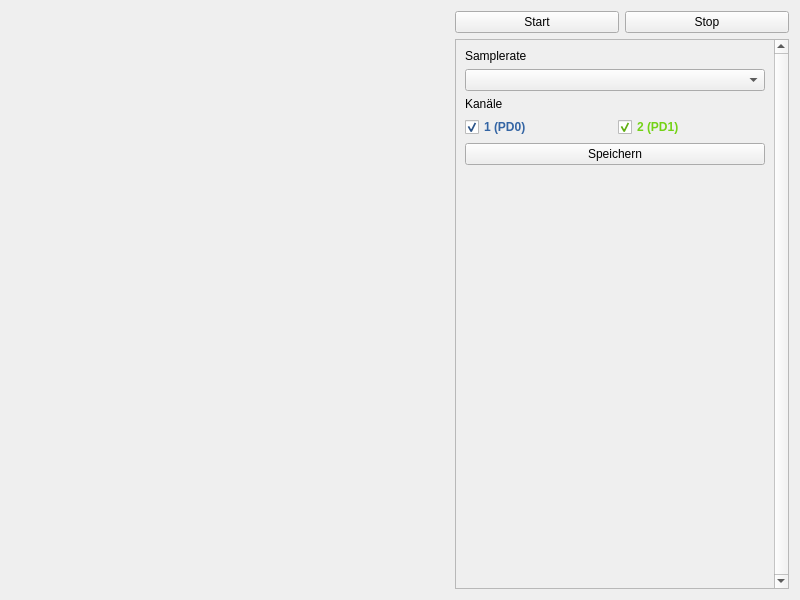
Above: lenlab/gui/oscilloscopeform.ui from kalanzun/red_lenlab before the change. Below: the same form after it.
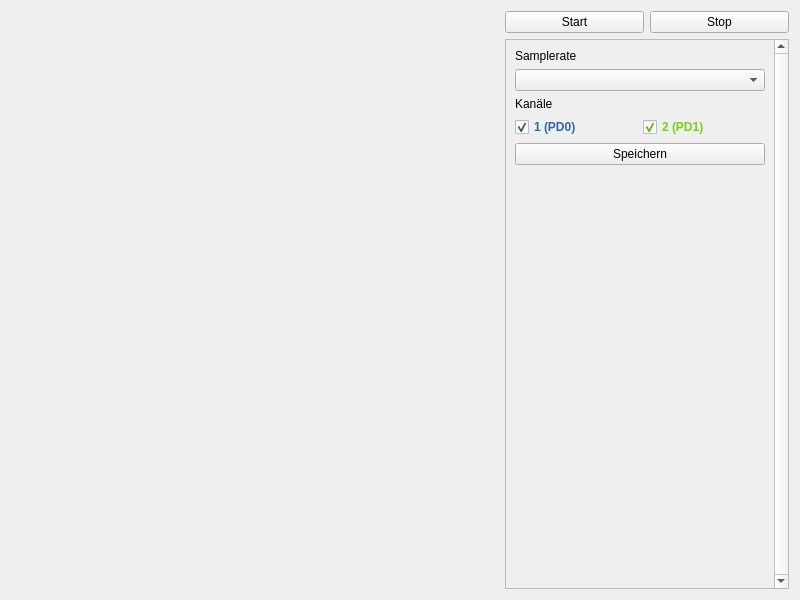
That is the form after the change. Custom widgets are drawn as their Qt base class.

The edit to the form file:
```diff
--- a/lenlab/gui/oscilloscopeform.ui
+++ b/lenlab/gui/oscilloscopeform.ui
@@ -140,7 +140,7 @@
           <widget class="QPushButton" name="saveButton">
            <property name="minimumSize">
             <size>
-             <width>300</width>
+             <width>250</width>
              <height>0</height>
             </size>
            </property>
```
